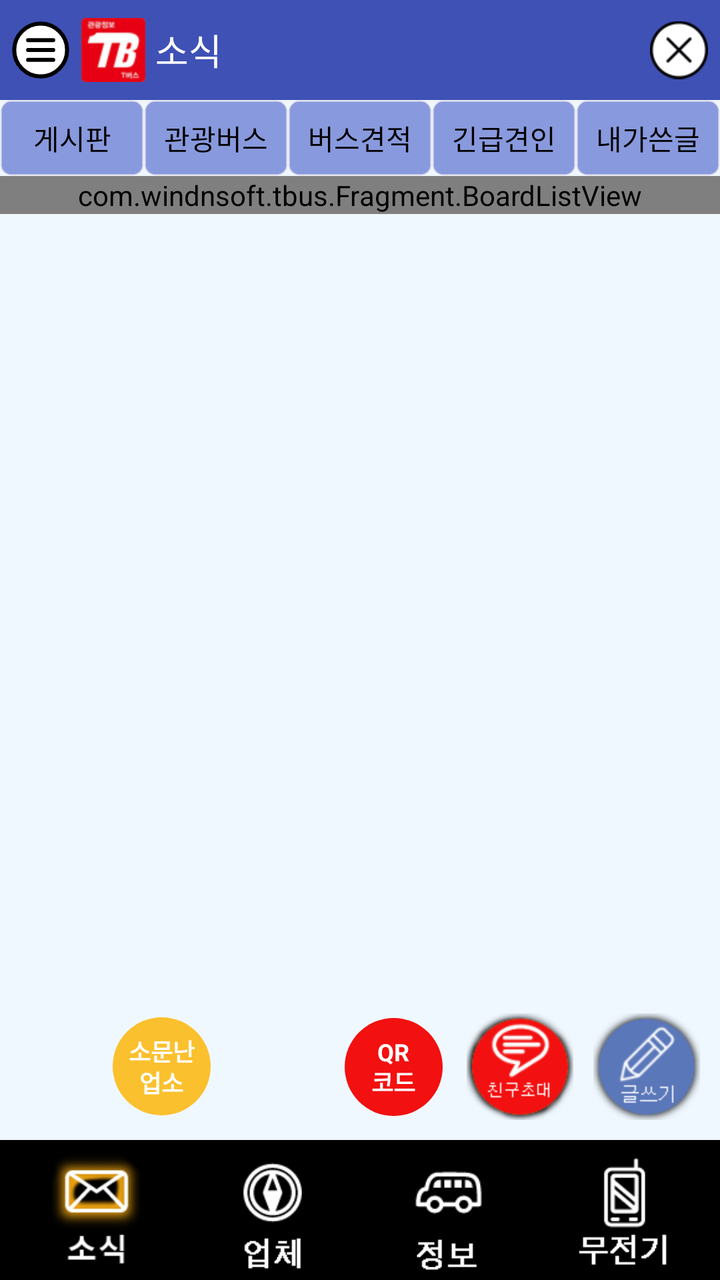
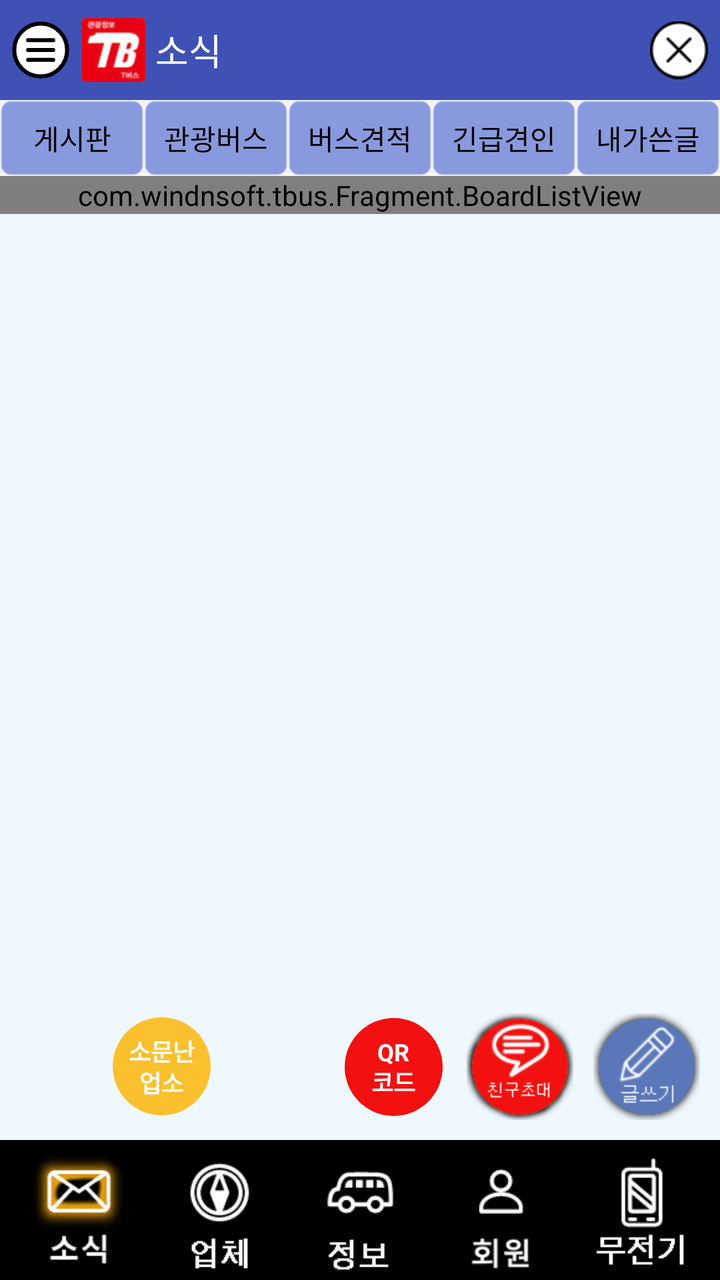

Before-and-after screenshots of an Android layout around one commit, followed by the original layout XML and the change that was made.
<!-- AndroidManifest.xml: application theme AppTheme -->
<!-- res/layout/board_activity.xml -->
<?xml version="1.0" encoding="utf-8"?>
<androidx.drawerlayout.widget.DrawerLayout
    xmlns:android="http://schemas.android.com/apk/res/android"
    xmlns:app="http://schemas.android.com/apk/res-auto"
    xmlns:tools="http://schemas.android.com/tools"
    android:id="@+id/drawer_layout"
    android:layout_width="match_parent"
    android:layout_height="match_parent"
    tools:context="com.windnsoft.tbus.MainActivity">

<RelativeLayout
    android:id="@+id/activity_main"
    android:layout_width="match_parent"
    android:layout_height="match_parent"
    android:background="@color/AliceBlue">

    <LinearLayout
        android:layout_width="match_parent"
        android:layout_height="match_parent"
        android:orientation="vertical"
        >


        <LinearLayout
            android:id="@+id/layout_head"
            android:layout_width="match_parent"
            android:layout_height="50dp"
            android:background="@color/BlueLight"
            android:orientation="horizontal">

            <ImageView
                android:id="@+id/topMenuBtn"
                android:layout_width="0dp"
                android:layout_height="match_parent"
                android:layout_marginLeft="5dp"
                android:layout_weight="1"
                android:padding="1dp"
                android:src="@drawable/hamburger_black"
                />

            <ImageView
                android:id="@+id/imageView9"
                android:layout_width="wrap_content"
                android:layout_height="match_parent"
                android:layout_margin="5dip"
                android:src="@drawable/ic_launcher_mdpi"
                />

            <TextView
                android:id="@+id/textView8"
                android:layout_width="0dp"
                android:layout_height="match_parent"
                android:layout_weight="8"
                android:gravity="center_vertical"
                android:text="소식"
                android:textAppearance="?android:attr/textAppearanceMedium"

                android:textColor="@color/White"/>

            <ImageView
                android:id="@+id/topCloseBtn"
                android:layout_width="0dp"
                android:layout_height="match_parent"
                android:layout_marginRight="5dp"
                android:layout_weight="1"
                android:padding="1dp"
                android:src="@drawable/xbutton_black"
                />
        </LinearLayout>

        <LinearLayout
            android:id="@+id/layout_body"
            android:layout_width="match_parent"
            android:layout_height="0dp"
            android:layout_weight="1"
            android:orientation="vertical"
            >

            <ImageView
                android:id="@+id/advImg"
                android:layout_width="match_parent"
                android:layout_height="wrap_content"
                android:background="@color/Black"
                />

            <LinearLayout
                android:layout_width="match_parent"
                android:layout_height="38dp"
                android:gravity="center"
                android:background="#0000"
                android:orientation="horizontal"
                >

                <TextView
                    android:id="@+id/boardFreeTab"
                    android:layout_width="0dp"
                    android:layout_height="match_parent"
                    android:layout_weight="1"
                    android:background="@drawable/prg_border_blue"
                    android:gravity="center"
                    android:text="게시판"
                    android:textAppearance="?android:attr/textAppearanceSmall"

                    android:textColor="@color/Black"/>

                <TextView
                    android:id="@+id/boardBusTab"
                    android:layout_width="0dp"
                    android:layout_height="match_parent"
                    android:layout_weight="1"
                    android:background="@drawable/prg_border_blue"
                    android:gravity="center"
                    android:text="관광버스"
                    android:textAppearance="?android:attr/textAppearanceSmall"
                    android:textColor="@color/Black"/>

                <TextView
                    android:id="@+id/boardEstimateTab"
                    android:layout_width="0dp"
                    android:layout_height="match_parent"
                    android:layout_weight="1"
                    android:background="@drawable/prg_border_blue"
                    android:gravity="center"
                    android:text="버스견적"

                    android:textAppearance="?android:attr/textAppearanceSmall"
                    android:textColor="@color/Black"/>

                <TextView
                    android:id="@+id/boardTractionTab"
                    android:layout_width="0dp"
                    android:layout_height="match_parent"
                    android:layout_weight="1"
                    android:background="@drawable/prg_border_blue"
                    android:gravity="center"

                    android:text="긴급견인"
                    android:textAppearance="?android:attr/textAppearanceSmall"
                    android:textColor="@color/Black"/>

                <TextView
                    android:id="@+id/boardMyTab"
                    android:layout_width="0dp"
                    android:layout_height="match_parent"
                    android:layout_weight="1"
                    android:background="@drawable/prg_border_blue"
                    android:gravity="center"
                    android:text="내가쓴글"
                    android:textAppearance="?android:attr/textAppearanceSmall"

                    android:textColor="@color/Black"/>


            </LinearLayout>

            <RelativeLayout
                android:layout_width="match_parent"
                android:layout_height="0dp"
                android:layout_weight="9"
                android:clickable="false"
                android:gravity="right">

                <com.windnsoft.tbus.Fragment.BoardListView
                    android:id="@+id/boardListView"
                    android:layout_width="match_parent"
                    android:layout_height="wrap_content">
                </com.windnsoft.tbus.Fragment.BoardListView>

                <LinearLayout
                    android:layout_width="match_parent"
                    android:layout_height="wrap_content"
                    android:layout_alignParentBottom="true"
                    android:gravity="right"
                    android:orientation="horizontal"
                    android:padding="5dp">

                    <TextView
                        android:id="@+id/boardFamousCoBtn"
                        android:layout_width="53dp"
                        android:layout_height="53dp"
                        android:layout_marginLeft="5dp"
                        android:layout_marginTop="5dp"
                        android:layout_marginRight="58dp"
                        android:layout_marginBottom="5dp"
                        android:background="@drawable/circle_yellow_btn"
                        android:clickable="true"
                        android:gravity="center"
                        android:lineSpacingExtra="-2dp"
                        android:text="소문난\n업소"
                        android:textColor="@color/White"
                        android:textSize="12sp"
                        android:textStyle="bold"/>

                    <TextView
                        android:id="@+id/boardQrBtn"
                        android:layout_width="53dp"
                        android:layout_height="53dp"
                        android:layout_margin="5dp"
                        android:background="@drawable/circle_red_btn"
                        android:clickable="true"
                        android:gravity="center"
                        android:lineSpacingExtra="-2dp"
                        android:text="QR\n코드"
                        android:textColor="@color/White"
                        android:textSize="12sp"
                        android:textStyle="bold"/>

                    <ImageView
                        android:id="@+id/boardInviteBtn"
                        android:layout_width="wrap_content"
                        android:layout_margin="5dp"
                        android:layout_height="wrap_content"
                        android:src="@drawable/freind"/>

                    <ImageView
                        android:id="@+id/boardWriteBtn"
                        android:layout_width="wrap_content"
                        android:layout_height="wrap_content"
                        android:clickable="true"
                        android:layout_margin="5dp"
                        android:src="@drawable/write"/>
                </LinearLayout>


            </RelativeLayout>
        </LinearLayout>

        <LinearLayout
            android:id="@+id/layout_bottom"
            android:layout_width="match_parent"
            android:layout_height="70dp"
            android:background="@color/Black"
            android:orientation="horizontal"
            android:padding="4dp"
            >

            <ImageView
                android:id="@+id/bottomNewsBtn"
                android:layout_width="wrap_content"
                android:layout_height="match_parent"
                android:layout_weight="1"
                android:src="@drawable/news_on"
                />

            <ImageView
                android:id="@+id/bottomCompanyBtn"
                android:layout_width="wrap_content"
                android:layout_height="match_parent"
                android:layout_weight="1"
                android:src="@drawable/company_off"
                />

            <ImageView
                android:id="@+id/bottomInfoBtn"
                android:layout_width="wrap_content"
                android:layout_height="match_parent"
                android:layout_weight="1"
                android:src="@drawable/info_off"
                />

            <ImageView
                android:id="@+id/bottomTalkieBtn"
                android:layout_width="wrap_content"
                android:layout_height="match_parent"
                android:layout_weight="1"
                android:src="@drawable/walkietalkie_off"
                />
        </LinearLayout>
    </LinearLayout>

</RelativeLayout>

    <LinearLayout
        android:id="@+id/drawer_menu"
        android:layout_width="260dp"
        android:layout_height="match_parent"
        android:layout_gravity="start"
        android:background="@color/White"
        android:clickable="true"
        android:focusable="true"
        android:orientation="vertical">

        <LinearLayout
            android:layout_width="match_parent"
            android:layout_height="50dp"
            android:background="@color/BlueLight"
            android:gravity="center_vertical"
            android:orientation="horizontal"
            android:paddingLeft="16dp"
            android:paddingRight="16dp">

            <ImageView
                android:layout_width="28dp"
                android:layout_height="28dp"
                android:layout_marginRight="10dp"
                android:src="@drawable/ic_launcher_mdpi" />

            <TextView
                android:layout_width="wrap_content"
                android:layout_height="wrap_content"
                android:text="@string/app_name"
                android:textAppearance="?android:attr/textAppearanceMedium"
                android:textColor="@color/White"
                android:textStyle="bold" />
        </LinearLayout>

        <TextView
            android:id="@+id/drawerProfileEditBtn"
            android:layout_width="match_parent"
            android:layout_height="52dp"
            android:background="?android:attr/selectableItemBackground"
            android:gravity="center_vertical"
            android:paddingLeft="20dp"
            android:paddingRight="20dp"
            android:text="프로필 수정"
            android:textColor="@color/Black"
            android:textSize="16sp" />

        <View
            android:layout_width="match_parent"
            android:layout_height="1dp"
            android:background="@color/listLine" />

        <TextView
            android:id="@+id/drawerPrivacyBtn"
            android:layout_width="match_parent"
            android:layout_height="52dp"
            android:background="?android:attr/selectableItemBackground"
            android:gravity="center_vertical"
            android:paddingLeft="20dp"
            android:paddingRight="20dp"
            android:text="개인정보 보호방침 및 약관"
            android:textColor="@color/Black"
            android:textSize="16sp" />

        <View
            android:layout_width="match_parent"
            android:layout_height="1dp"
            android:background="@color/listLine" />

    </LinearLayout>

</androidx.drawerlayout.widget.DrawerLayout>
<!-- resources referenced by this layout -->
<resources>
  <color name="AliceBlue">#FFF0F8FF</color>
  <color name="Black">#000000</color>
  <color name="BlueLight">#3F51B5</color>
  <color name="White">#FFFFFFFF</color>
  <color name="listLine">#FFe2e8f7</color>
  <!-- drawable circle_red_btn (drawable) -->
  <?xml version="1.0" encoding="utf-8"?>
  <layer-list xmlns:android="http://schemas.android.com/apk/res/android">
      <item
          android:bottom="2dp"
          android:left="2dp"
          android:right="2dp"
          android:top="2dp">
          <shape android:shape="oval">
              <solid android:color="#F31010" />
              <size
                  android:width="49dp"
                  android:height="49dp" />
          </shape>
      </item>
  </layer-list>
  <!-- drawable circle_yellow_btn (drawable) -->
  <?xml version="1.0" encoding="utf-8"?>
  <layer-list xmlns:android="http://schemas.android.com/apk/res/android">
      <item
          android:bottom="2dp"
          android:left="2dp"
          android:right="2dp"
          android:top="2dp">
          <shape android:shape="oval">
              <solid android:color="#FBC02D" />
              <size
                  android:width="49dp"
                  android:height="49dp" />
          </shape>
      </item>
  </layer-list>
  <!-- drawable company_off: png bitmap (drawable-hdpi, 1241 bytes) -->
  <!-- drawable freind: png bitmap (drawable-hdpi, 5474 bytes) -->
  <!-- drawable hamburger_black (drawable) -->
  <?xml version="1.0" encoding="utf-8"?>
  <vector xmlns:android="http://schemas.android.com/apk/res/android"
      android:width="64dp"
      android:height="64dp"
      android:viewportWidth="64"
      android:viewportHeight="64">
  
      <path
          android:fillColor="#FFFFFF"
          android:pathData="M32,2.5A29.5,29.5 0,1 1,32 61.5A29.5,29.5 0,1 1,32 2.5Z"
          android:strokeWidth="4.5"
          android:strokeColor="#000000" />
  
      <path
          android:fillColor="#00000000"
          android:pathData="M18,21L46,21M18,32L46,32M18,43L46,43"
          android:strokeWidth="4.5"
          android:strokeColor="#000000"
          android:strokeLineCap="round" />
  
  </vector>
  <!-- drawable ic_launcher_mdpi: png bitmap (drawable-hdpi, 3157 bytes) -->
  <!-- drawable info_off: png bitmap (drawable-hdpi, 1113 bytes) -->
  <!-- drawable news_on: png bitmap (drawable-hdpi, 6304 bytes) -->
  <!-- drawable prg_border_blue (drawable) -->
  <?xml version="1.0" encoding="utf-8"?>
  <layer-list xmlns:android="http://schemas.android.com/apk/res/android">
      <item>
          <shape android:shape="rectangle" android:padding="5dp">
  
              <solid android:color="#89d"/>
              <corners android:bottomRightRadius="5dp"
                       android:bottomLeftRadius="5dp"
                       android:topLeftRadius="5dp"
                       android:topRightRadius="5dp"/>
              <stroke android:width="1dp"
                      android:color="#8eee"
                  />
  
          </shape>
      </item>
  
  </layer-list>
  <!-- drawable walkietalkie_off: png bitmap (drawable-hdpi, 1103 bytes) -->
  <!-- drawable write: png bitmap (drawable-hdpi, 5048 bytes) -->
  <!-- drawable xbutton_black: png bitmap (drawable-hdpi, 1165 bytes) -->
  <string name="app_name">관광정보 (T버스)</string>
  <style name="AppTheme" parent="android:Theme.Light.NoTitleBar">
          
      </style>
</resources>

<!-- the commit's change to res/layout/board_activity.xml (unified diff, before → after) -->
@@ -259,6 +259,14 @@
                 />
 
             <ImageView
+                android:id="@+id/bottomMemberBtn"
+                android:layout_width="wrap_content"
+                android:layout_height="match_parent"
+                android:layout_weight="1"
+                android:src="@drawable/member_off"
+                />
+
+            <ImageView
                 android:id="@+id/bottomTalkieBtn"
                 android:layout_width="wrap_content"
                 android:layout_height="match_parent"
<!-- resource entries referenced after the edit -->
@@ -63,6 +63,7 @@
   </vector>
   <!-- drawable ic_launcher_mdpi: png bitmap (drawable-hdpi, 3157 bytes) -->
   <!-- drawable info_off: png bitmap (drawable-hdpi, 1113 bytes) -->
+  <!-- drawable member_off: png bitmap (drawable-hdpi, 2040 bytes) -->
   <!-- drawable news_on: png bitmap (drawable-hdpi, 6304 bytes) -->
   <!-- drawable prg_border_blue (drawable) -->
   <?xml version="1.0" encoding="utf-8"?>
